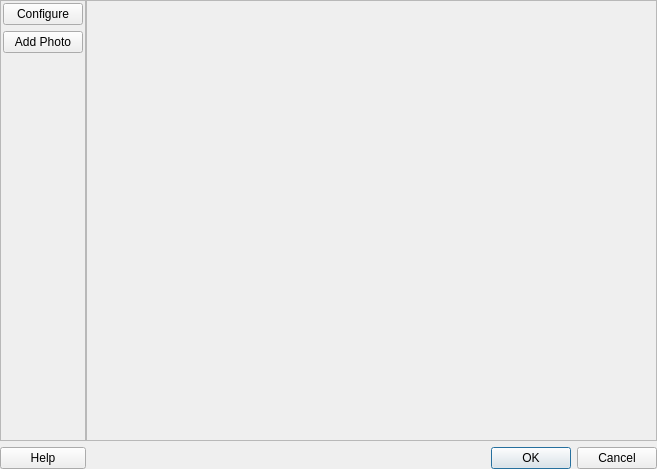
Before: the Qt Designer form files/photogrid-dialog.ui in ksharindam/photoquick, drawn with Qt 5.
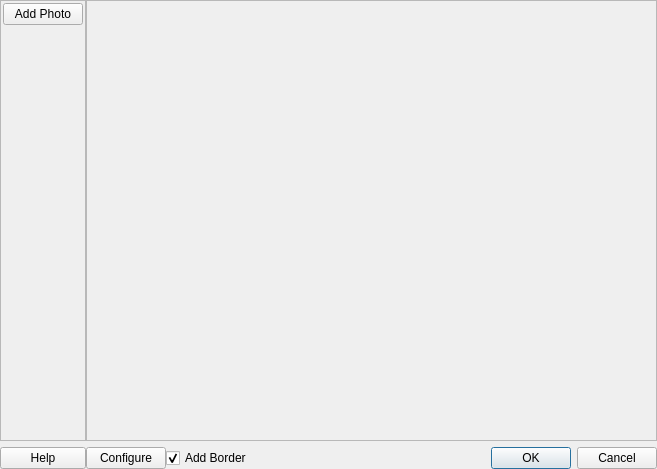
After: the same form once the commit is applied.

Commit message: auto add border in photogrid

Diff of the .ui file:
```diff
--- a/files/photogrid-dialog.ui
+++ b/files/photogrid-dialog.ui
@@ -32,13 +32,6 @@
       <property name="margin">
        <number>2</number>
       </property>
-      <item>
-       <widget class="QPushButton" name="configureBtn">
-        <property name="text">
-         <string>Configure</string>
-        </property>
-       </widget>
-      </item>
       <item>
        <widget class="QPushButton" name="addPhotoBtn">
         <property name="text">
@@ -62,7 +55,41 @@
      </layout>
     </widget>
    </item>
-   <item row="0" column="1">
+   <item row="2" column="2">
+    <widget class="QCheckBox" name="checkAddBorder">
+     <property name="text">
+      <string>Add Border</string>
+     </property>
+     <property name="checked">
+      <bool>true</bool>
+     </property>
+    </widget>
+   </item>
+   <item row="2" column="3">
+    <widget class="QDialogButtonBox" name="buttonBox">
+     <property name="orientation">
+      <enum>Qt::Horizontal</enum>
+     </property>
+     <property name="standardButtons">
+      <set>QDialogButtonBox::Cancel|QDialogButtonBox::Ok</set>
+     </property>
+    </widget>
+   </item>
+   <item row="2" column="0">
+    <widget class="QPushButton" name="helpBtn">
+     <property name="text">
+      <string>Help</string>
+     </property>
+    </widget>
+   </item>
+   <item row="2" column="1">
+    <widget class="QPushButton" name="configureBtn">
+     <property name="text">
+      <string>Configure</string>
+     </property>
+    </widget>
+   </item>
+   <item row="0" column="1" colspan="3">
     <widget class="QScrollArea" name="scrollArea">
      <property name="widgetResizable">
       <bool>true</bool>
@@ -82,23 +109,6 @@
      </widget>
     </widget>
    </item>
-   <item row="2" column="1">
-    <widget class="QDialogButtonBox" name="buttonBox">
-     <property name="orientation">
-      <enum>Qt::Horizontal</enum>
-     </property>
-     <property name="standardButtons">
-      <set>QDialogButtonBox::Cancel|QDialogButtonBox::Ok</set>
-     </property>
-    </widget>
-   </item>
-   <item row="2" column="0">
-    <widget class="QPushButton" name="helpBtn">
-     <property name="text">
-      <string>Help</string>
-     </property>
-    </widget>
-   </item>
   </layout>
  </widget>
  <resources/>
```
The commit also changes 5 other files.
